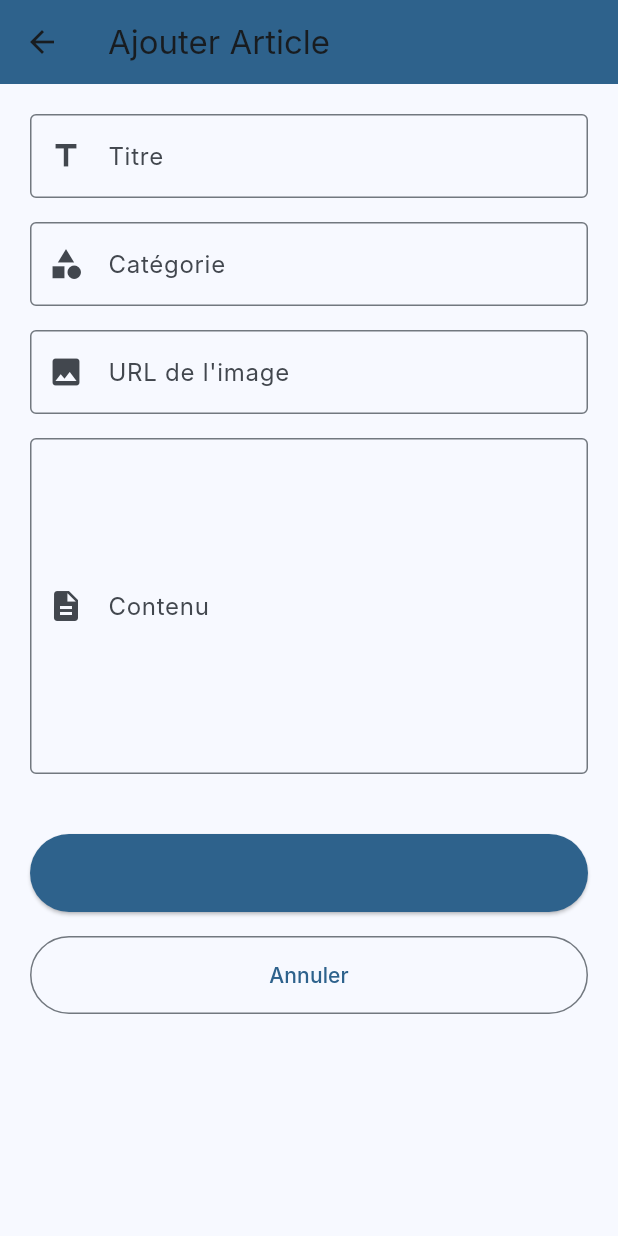
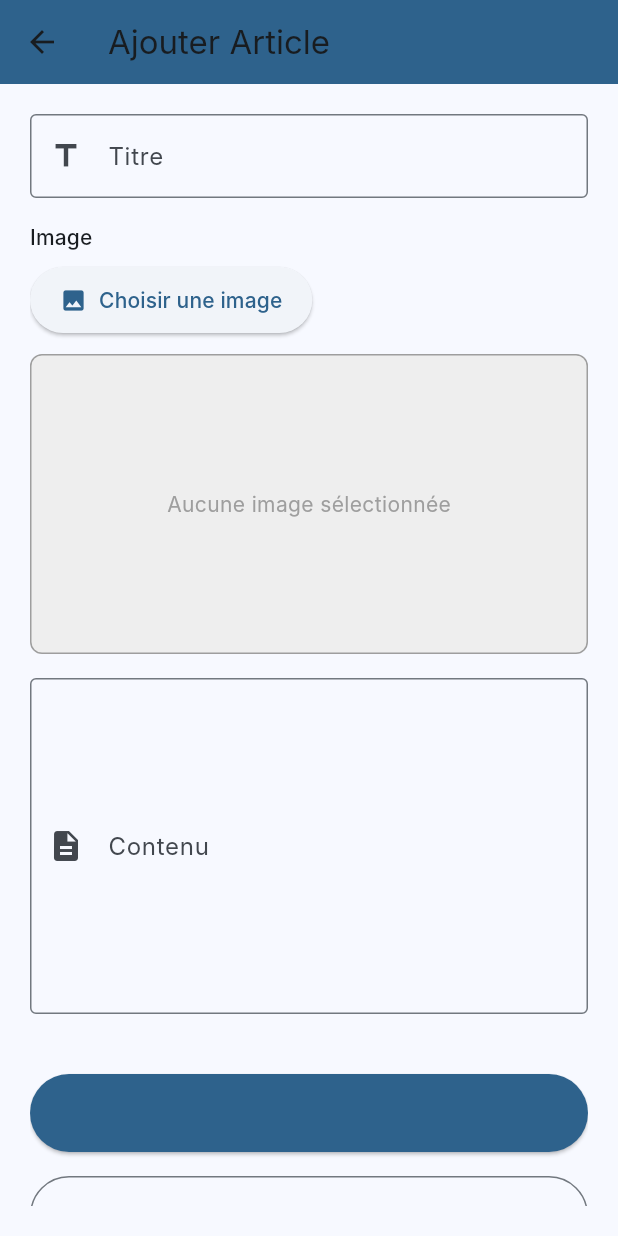
Before and after one commit to polymak/blogreact12, a Flutter app: the ArticleFormScreen screen opened by its route, on a phone screen of 412 x 824 dp. Run offline on Flutter 3.47's test engine with Material 3 defaults, Android fonts, the light colour scheme and no system bars; our stand-ins replace image_picker; network calls fail; Roboto replaces fonts that are missing (Inter).

Commit message:
update project

```diff
--- a/flutter_app/lib/screens/article_form_screen.dart
+++ b/flutter_app/lib/screens/article_form_screen.dart
@@ -1,6 +1,8 @@
 import 'package:flutter/material.dart';
 import 'package:flutter_app/models/article.dart';
 import 'package:flutter_app/services/api_service.dart';
+import 'package:image_picker/image_picker.dart';
+import 'dart:io';
 
 class ArticleFormScreen extends StatefulWidget {
   final Article? article;
@@ -15,9 +17,8 @@ class _ArticleFormScreenState extends State<ArticleFormScreen> {
   final _formKey = GlobalKey<FormState>();
   final _titleController = TextEditingController();
   final _contentController = TextEditingController();
-  final _imageController = TextEditingController();
-  final _categoryController = TextEditingController();
 
+  XFile? _selectedImage;
   bool _isLoading = false;
   String? _error;
 
@@ -28,8 +29,7 @@ class _ArticleFormScreenState extends State<ArticleFormScreen> {
     if (widget.article != null) {
       _titleController.text = widget.article!.titre ?? '';
       _contentController.text = widget.article!.contenu ?? '';
-      _imageController.text = widget.article!.image ?? '';
-      _categoryController.text = widget.article!.categorie ?? '';
+      // Note: Image handling for existing articles would need API support
     }
   }
 
@@ -37,40 +37,65 @@ class _ArticleFormScreenState extends State<ArticleFormScreen> {
   void dispose() {
     _titleController.dispose();
     _contentController.dispose();
-    _imageController.dispose();
-    _categoryController.dispose();
     super.dispose();
   }
 
-  Future<void> _saveArticle() async {
-    if (!_formKey.currentState!.validate()) {
-      return;
+  Future<void> _pickImage() async {
+    final imagePicker = ImagePicker();
+    final pickedFile = await imagePicker.pickImage(source: ImageSource.gallery);
+
+    if (pickedFile != null) {
+      setState(() {
+        _selectedImage = pickedFile;
+      });
+    }
   }
 
+  Future<void> _saveArticle() async {
     setState(() {
       _isLoading = true;
       _error = null;
     });
 
     try {
+      // Build request data with default values
+      final title = _titleController.text.trim().isEmpty
+          ? "Untitled"
+          : _titleController.text.trim();
+      final content = _contentController.text.trim();
+
+      if (widget.article != null) {
+        // Update existing article
         final articleData = {
-        'titre': _titleController.text.trim(),
-        'contenu': _contentController.text.trim(),
-        'image': _imageController.text.trim(),
-        'categorie': _categoryController.text.trim(),
-        'auteur': 'Admin', // Could be dynamic based on logged user
+          'titre': title,
+          'contenu': content,
+          'auteur': 'Admin',
           'statut': 'published',
         };
 
-      if (widget.article != null) {
-        // Update existing article
         await ApiService.updateArticle(widget.article!.id, articleData);
         ScaffoldMessenger.of(context).showSnackBar(
           const SnackBar(content: Text('Article mis à jour avec succès')),
         );
       } else {
         // Create new article
+        if (_selectedImage != null) {
+          // Use MultipartRequest for image upload
+          await ApiService.createArticleWithImage(
+            title: title,
+            content: content,
+            imageFile: File(_selectedImage!.path),
+          );
+        } else {
+          // Normal POST request without image
+          final articleData = {
+            'titre': title,
+            'contenu': content,
+            'auteur': 'Admin',
+            'statut': 'published',
+          };
           await ApiService.createArticle(articleData);
+        }
         ScaffoldMessenger.of(context).showSnackBar(
           const SnackBar(content: Text('Article créé avec succès')),
         );
@@ -111,54 +136,105 @@ class _ArticleFormScreenState extends State<ArticleFormScreen> {
                   labelText: 'Titre',
                   prefixIcon: Icon(Icons.title),
                   border: OutlineInputBorder(),
+                  hintText: 'Titre de l\'article (optionnel)',
                 ),
-                validator: (value) {
-                  if (value == null || value.isEmpty) {
-                    return 'Veuillez entrer un titre';
-                  }
-                  if (value.length < 3) {
-                    return 'Le titre doit contenir au moins 3 caractères';
-                  }
-                  return null;
-                },
+                // No validation - field is optional
               ),
               const SizedBox(height: 16),
 
-              // Category Field
-              TextFormField(
-                controller: _categoryController,
-                decoration: const InputDecoration(
-                  labelText: 'Catégorie',
-                  prefixIcon: Icon(Icons.category),
-                  border: OutlineInputBorder(),
+              // Image Upload
+              Column(
+                crossAxisAlignment: CrossAxisAlignment.start,
+                children: [
+                  Text('Image', style: Theme.of(context).textTheme.labelLarge),
+                  const SizedBox(height: 8),
+                  ElevatedButton.icon(
+                    onPressed: _pickImage,
+                    icon: const Icon(Icons.image),
+                    label: const Text('Choisir une image'),
+                    style: ElevatedButton.styleFrom(
+                      padding: const EdgeInsets.symmetric(
+                        horizontal: 20,
+                        vertical: 12,
                       ),
-                validator: (value) {
-                  if (value == null || value.isEmpty) {
-                    return 'Veuillez entrer une catégorie';
-                  }
-                  return null;
+                    ),
+                  ),
+                  const SizedBox(height: 12),
+
+                  // Image Preview
+                  if (_selectedImage != null)
+                    Container(
+                      height: 200,
+                      width: double.infinity,
+                      decoration: BoxDecoration(
+                        border: Border.all(color: Colors.grey),
+                        borderRadius: BorderRadius.circular(8),
+                      ),
+                      child: ClipRRect(
+                        borderRadius: BorderRadius.circular(8),
+                        child: Image.file(
+                          File(_selectedImage!.path),
+                          fit: BoxFit.cover,
+                        ),
+                      ),
+                    )
+                  else if (widget.article?.image != null &&
+                      widget.article?.image!.isNotEmpty == true)
+                    Container(
+                      height: 200,
+                      width: double.infinity,
+                      decoration: BoxDecoration(
+                        border: Border.all(color: Colors.grey),
+                        borderRadius: BorderRadius.circular(8),
+                      ),
+                      child: ClipRRect(
+                        borderRadius: BorderRadius.circular(8),
+                        child: Image.network(
+                          widget.article!.image!,
+                          fit: BoxFit.cover,
+                          loadingBuilder: (context, child, loadingProgress) {
+                            if (loadingProgress == null) return child;
+                            return Center(
+                              child: CircularProgressIndicator(
+                                value:
+                                    loadingProgress.expectedTotalBytes != null
+                                    ? loadingProgress.cumulativeBytesLoaded /
+                                          loadingProgress.expectedTotalBytes!
+                                    : null,
+                              ),
+                            );
+                          },
+                          errorBuilder: (context, error, stackTrace) {
+                            return Container(
+                              color: Colors.grey[300],
+                              child: const Center(
+                                child: Icon(
+                                  Icons.image_not_supported,
+                                  size: 40,
+                                ),
+                              ),
+                            );
                           },
                         ),
-              const SizedBox(height: 16),
-
-              // Image URL Field
-              TextFormField(
-                controller: _imageController,
-                decoration: const InputDecoration(
-                  labelText: 'URL de l\'image',
-                  prefixIcon: Icon(Icons.image),
-                  border: OutlineInputBorder(),
-                  hintText: 'https://example.com/image.jpg',
                       ),
-                validator: (value) {
-                  if (value == null || value.isEmpty) {
-                    return 'Veuillez entrer une URL d\'image';
-                  }
-                  if (!value.startsWith('http')) {
-                    return 'Veuillez entrer une URL valide';
-                  }
-                  return null;
-                },
+                    )
+                  else
+                    Container(
+                      height: 200,
+                      width: double.infinity,
+                      decoration: BoxDecoration(
+                        color: Colors.grey[200],
+                        border: Border.all(color: Colors.grey),
+                        borderRadius: BorderRadius.circular(8),
+                      ),
+                      child: const Center(
+                        child: Text(
+                          'Aucune image sélectionnée',
+                          style: TextStyle(color: Colors.grey),
+                        ),
+                      ),
+                    ),
+                ],
               ),
               const SizedBox(height: 16),
 
@@ -172,15 +248,7 @@ class _ArticleFormScreenState extends State<ArticleFormScreen> {
                   hintText: 'Contenu de l\'article...',
                 ),
                 maxLines: 8,
-                validator: (value) {
-                  if (value == null || value.isEmpty) {
-                    return 'Veuillez entrer le contenu de l\'article';
-                  }
-                  if (value.length < 10) {
-                    return 'Le contenu doit contenir au moins 10 caractères';
-                  }
-                  return null;
-                },
+                // No validation - field is optional
               ),
               const SizedBox(height: 20),
 
--- a/flutter_app/pubspec.yaml
+++ b/flutter_app/pubspec.yaml
@@ -36,6 +36,7 @@ dependencies:
   cupertino_icons: ^1.0.8
   http: ^1.2.2
   url_launcher: ^6.3.1
+  image_picker: ^1.1.2
 
 dev_dependencies:
   flutter_test:
```
Also changed, not shown: flutter_app/lib/services/api_service.dart (+47 -0 lines), flutter_app/pubspec.lock, 5 other files. Lines whose indentation alone changed are shown as unchanged.
